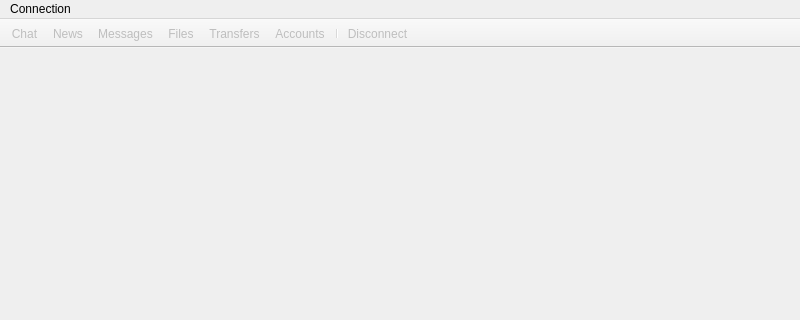
Qt form qw_client/QwcConnectionMainWindow.ui (pcjpnet/qwired-suite) before a commit; both pictures show x 0 to 800 and y 0 to 320 of the 800 by 600 pixel window.
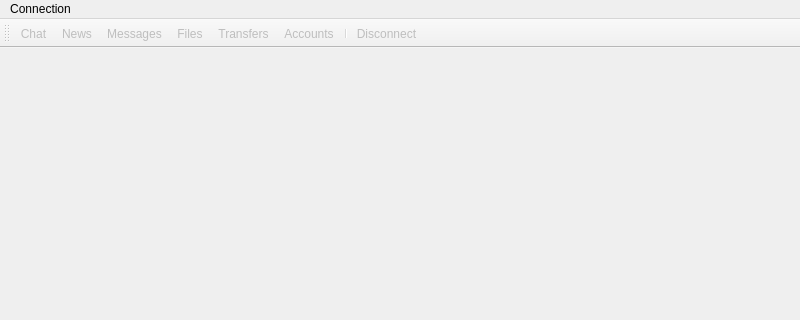
The same form after that commit. Icons and pictures are not drawn.

Commit message: Fixed experimental toolbar on Mac OS X.

Patch:
```diff
--- a/qw_client/QwcConnectionMainWindow.ui
+++ b/qw_client/QwcConnectionMainWindow.ui
@@ -54,10 +54,10 @@
     <string>Toolbar</string>
    </property>
    <property name="movable">
-    <bool>false</bool>
+    <bool>true</bool>
    </property>
    <property name="toolButtonStyle">
-    <enum>Qt::ToolButtonIconOnly</enum>
+    <enum>Qt::ToolButtonTextUnderIcon</enum>
    </property>
    <property name="floatable">
     <bool>false</bool>
```
Left out of the diff: 2 changed lines with no effect on the pictures.
